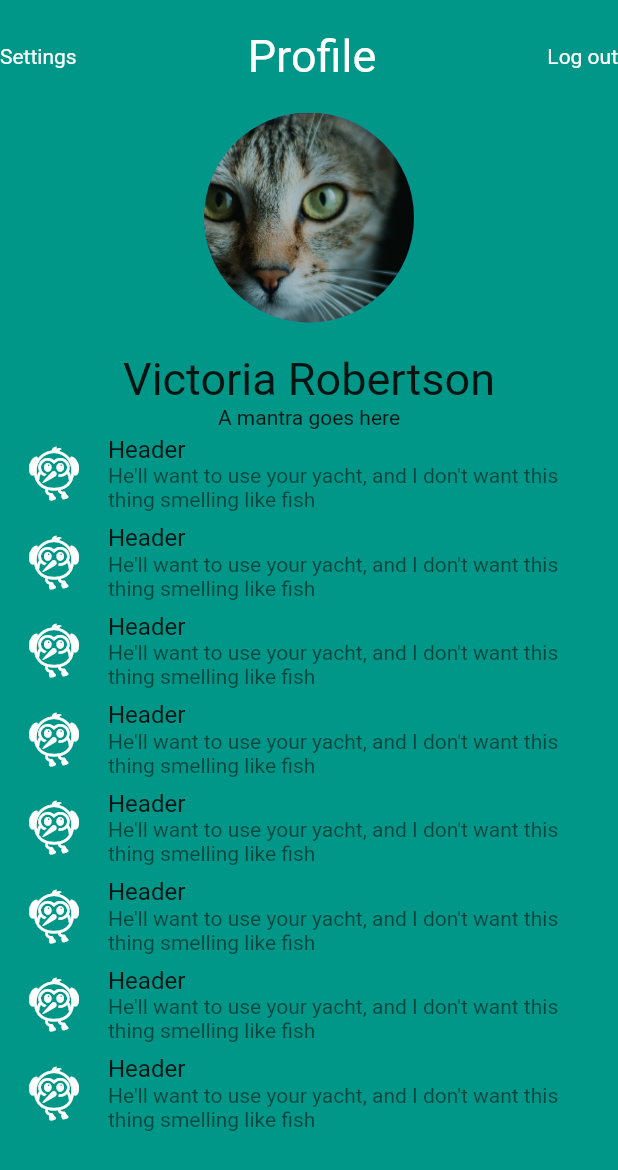
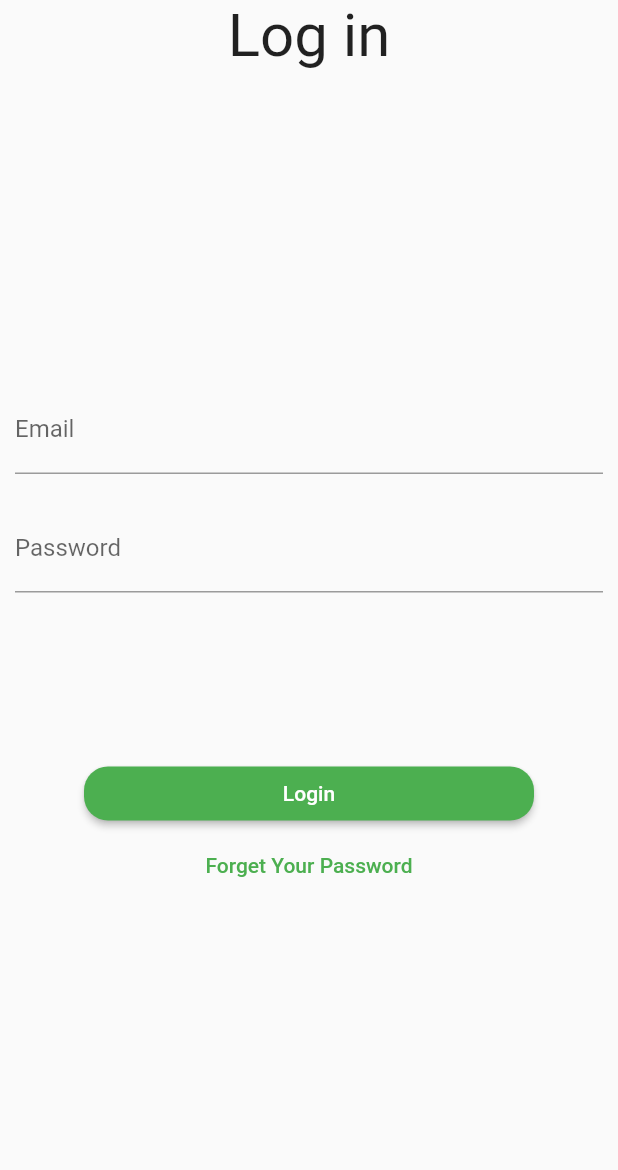
Before and after one commit to therokibul/ab02010, a Flutter app: the screen it shows after launch, on a phone screen of 412 x 824 dp. Shown: the top 1170 px of the screen. Run offline on Flutter 3.47's test engine with Material 2 defaults, Android fonts, the phone set to English and light mode, and no system bars.

Commit message:
23-10-2021

```diff
--- a/lib/main.dart
+++ b/lib/main.dart
@@ -13,7 +13,7 @@ class MyApp extends StatelessWidget {
   Widget build(BuildContext context) {
     return MaterialApp(
       home: Scaffold(
-        backgroundColor: Colors.teal,
+        // backgroundColor: Colors.teal,
         body: HomePage(),
       ),
     );
@@ -30,128 +30,62 @@ class HomePage extends StatefulWidget {
 class _HomePageState extends State<HomePage> {
   @override
   Widget build(BuildContext context) {
-    return ListView(
-      children: [
-        SizedBox(
-          height: 20,
-        ),
-        Row(
-          mainAxisAlignment: MainAxisAlignment.spaceBetween,
+    return SafeArea(
+      child: Center(
+        child: Column(
+          // mainAxisAlignment: MainAxisAlignment.center,
           children: [
             Text(
-              'Settings',
-              style: TextStyle(color: Colors.white),
+              'Log in',
+              style: TextStyle(fontSize: 40),
             ),
-            Text(
-              'Profile',
-              style: TextStyle(fontSize: 30, color: Colors.white),
+            SizedBox(
+              height: 200,
             ),
-            Text(
-              'Log out',
-              style: TextStyle(color: Colors.white),
+            Padding(
+              padding: const EdgeInsets.all(10.0),
+              child: TextField(
+                decoration: InputDecoration(
+                  hintText: 'Email',
+                  labelText: 'Email',
+                ),
+              ),
             ),
+            Padding(
+              padding: const EdgeInsets.all(10.0),
+              child: TextField(
+                obscureText: true,
+                decoration: InputDecoration(
+                  hintText: 'Password',
+                  labelText: 'Password',
+                ),
+              ),
+            ),
+            SizedBox(
+              height: 100,
+            ),
+            MaterialButton(
+              onPressed: () {},
+              child: Text(
+                'Login',
+                style: TextStyle(color: Colors.white),
+              ),
+              minWidth: 300,
+              color: Colors.green,
+              shape: RoundedRectangleBorder(
+                borderRadius: BorderRadius.circular(16),
+              ),
+            ),
+            TextButton(
+              onPressed: () {},
+              child: Text(
+                'Forget Your Password',
+                style: TextStyle(color: Colors.green),
+              ),
+            )
           ],
         ),
-        SizedBox(
-          height: 20,
-        ),
-        CircleAvatar(
-          radius: 70,
-          backgroundImage: AssetImage('images/lash.jpg'),
-        ),
-        SizedBox(
-          height: 20,
-        ),
-        Text(
-          'Victoria Robertson',
-          textAlign: TextAlign.center,
-          style: TextStyle(fontSize: 30),
-        ),
-        Text(
-          'A mantra goes here',
-          textAlign: TextAlign.center,
-        ),
-        ListTile(
-          leading: Icon(
-            Icons.flutter_dash_outlined,
-            color: Colors.white,
-            size: 40,
-          ),
-          title: Text('Header'),
-          subtitle: Text(
-              "He'll want to use your yacht, and I don't want this thing smelling like fish"),
-        ),
-        ListTile(
-          leading: Icon(
-            Icons.flutter_dash_outlined,
-            color: Colors.white,
-            size: 40,
-          ),
-          title: Text('Header'),
-          subtitle: Text(
-              "He'll want to use your yacht, and I don't want this thing smelling like fish"),
-        ),
-        ListTile(
-          leading: Icon(
-            Icons.flutter_dash_outlined,
-            color: Colors.white,
-            size: 40,
-          ),
-          title: Text('Header'),
-          subtitle: Text(
-              "He'll want to use your yacht, and I don't want this thing smelling like fish"),
-        ),
-        ListTile(
-          leading: Icon(
-            Icons.flutter_dash_outlined,
-            color: Colors.white,
-            size: 40,
-          ),
-          title: Text('Header'),
-          subtitle: Text(
-              "He'll want to use your yacht, and I don't want this thing smelling like fish"),
-        ),
-        ListTile(
-          leading: Icon(
-            Icons.flutter_dash_outlined,
-            color: Colors.white,
-            size: 40,
-          ),
-          title: Text('Header'),
-          subtitle: Text(
-              "He'll want to use your yacht, and I don't want this thing smelling like fish"),
-        ),
-        ListTile(
-          leading: Icon(
-            Icons.flutter_dash_outlined,
-            color: Colors.white,
-            size: 40,
-          ),
-          title: Text('Header'),
-          subtitle: Text(
-              "He'll want to use your yacht, and I don't want this thing smelling like fish"),
-        ),
-        ListTile(
-          leading: Icon(
-            Icons.flutter_dash_outlined,
-            color: Colors.white,
-            size: 40,
-          ),
-          title: Text('Header'),
-          subtitle: Text(
-              "He'll want to use your yacht, and I don't want this thing smelling like fish"),
-        ),
-        ListTile(
-          leading: Icon(
-            Icons.flutter_dash_outlined,
-            color: Colors.white,
-            size: 40,
-          ),
-          title: Text('Header'),
-          subtitle: Text(
-              "He'll want to use your yacht, and I don't want this thing smelling like fish"),
-        ),
-      ],
+      ),
     );
   }
 }
```
